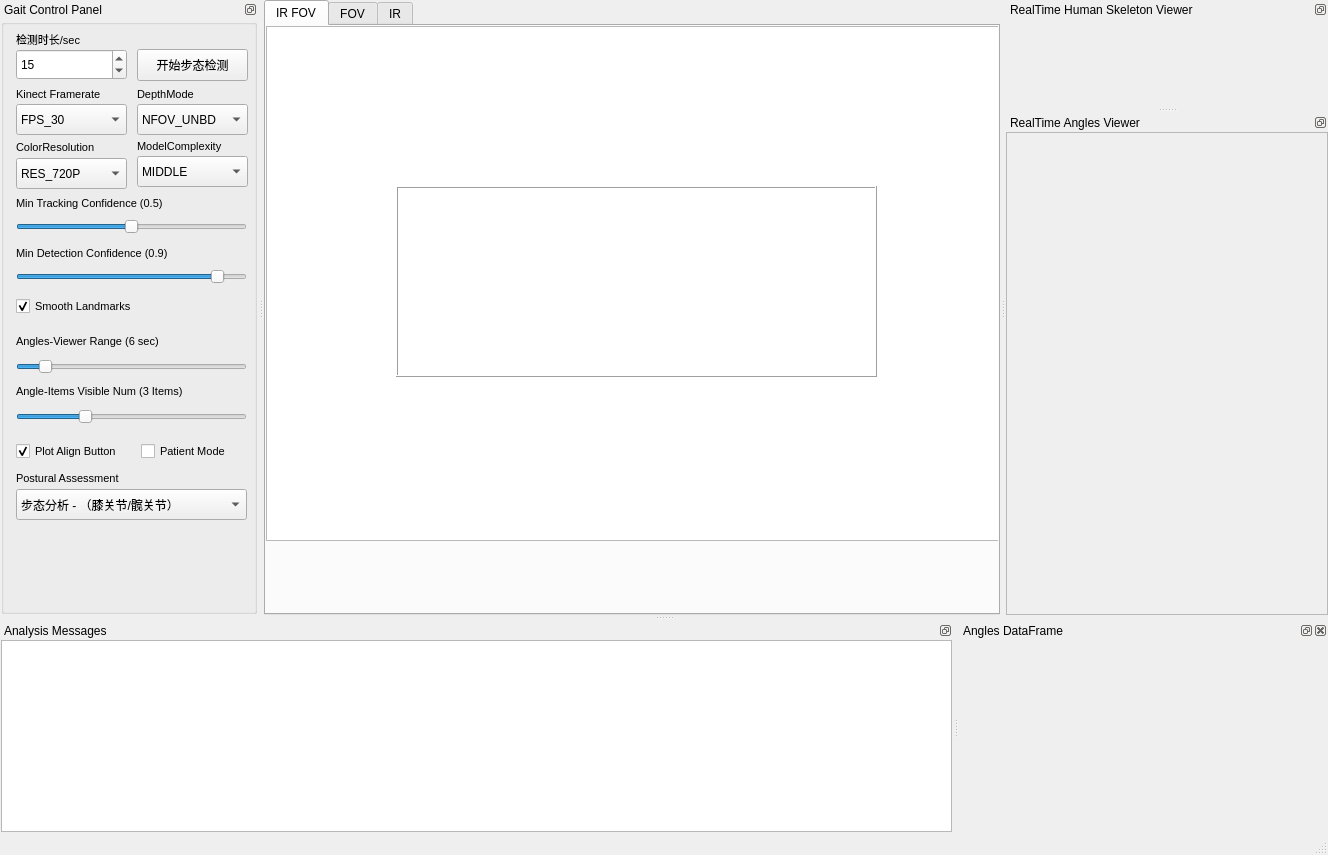
Above: MainWindow.ui from spianmo/GaitStudio before the change. Below: the same form after it.
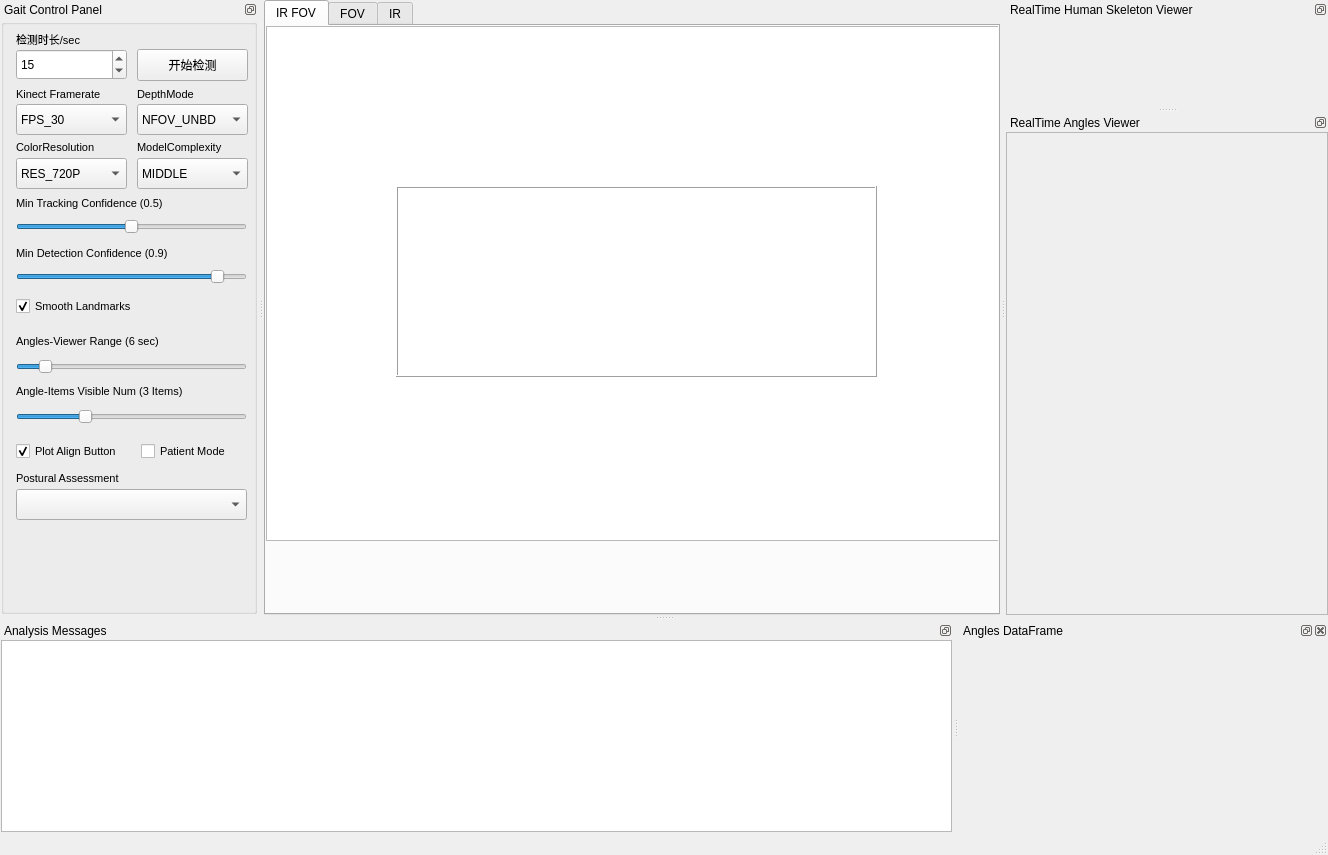
That is the form after the change. Custom widgets are drawn as their Qt base class.

Commit message: feat: 设计DSL检测脚本语言，eval配合format进行元编程描述各评估动作的检测过程，类似于(angle(ly{$torso},{$torso}) in range(0, 50)) && angle(ly({$femur}),{$femur})>30 && angle(ly({$tibia}),{$tibia})>30

```diff
--- a/MainWindow.ui
+++ b/MainWindow.ui
@@ -243,7 +243,7 @@
          </rect>
         </property>
         <property name="text">
-         <string>开始步态检测</string>
+         <string>开始检测</string>
         </property>
        </widget>
        <widget class="QSpinBox" name="sbTime">
@@ -446,7 +446,7 @@
         <property name="geometry">
          <rect>
           <x>136</x>
-          <y>119</y>
+          <y>120</y>
           <width>111</width>
           <height>16</height>
          </rect>
@@ -465,7 +465,7 @@
         <property name="geometry">
          <rect>
           <x>136</x>
-          <y>137</y>
+          <y>139</y>
           <width>111</width>
           <height>31</height>
          </rect>
@@ -778,18 +778,8 @@
          </rect>
         </property>
         <property name="currentIndex">
-         <number>0</number>
+         <number>-1</number>
         </property>
-        <item>
-         <property name="text">
-          <string>步态分析 - （膝关节/髋关节）</string>
-         </property>
-        </item>
-        <item>
-         <property name="text">
-          <string>下蹲检测 - （膝关节/踝关节）</string>
-         </property>
-        </item>
        </widget>
       </widget>
      </item>
```
The commit also changes 6 other files.
